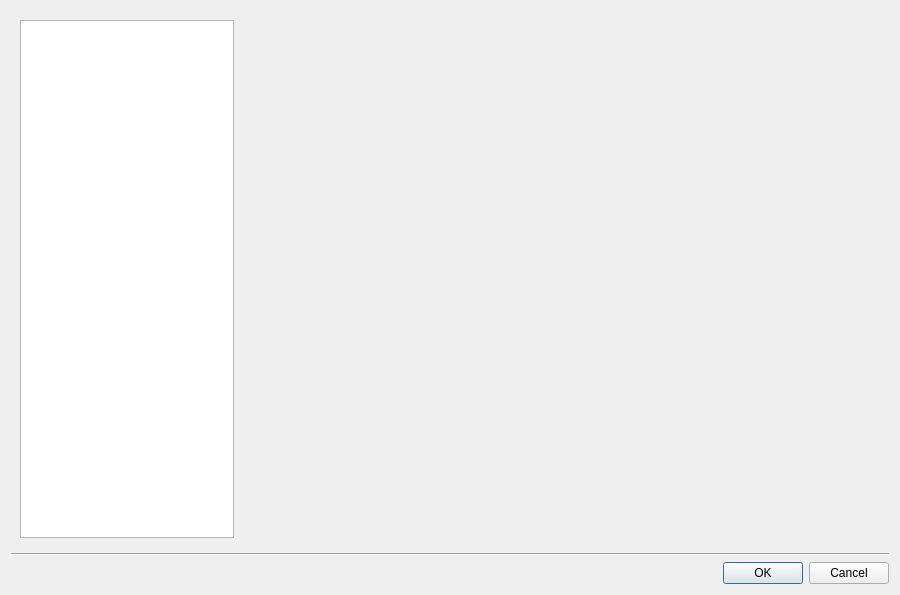
First picture: the form in src/qt/qt_settings.ui, repository 86Box/86Box, before the edit.
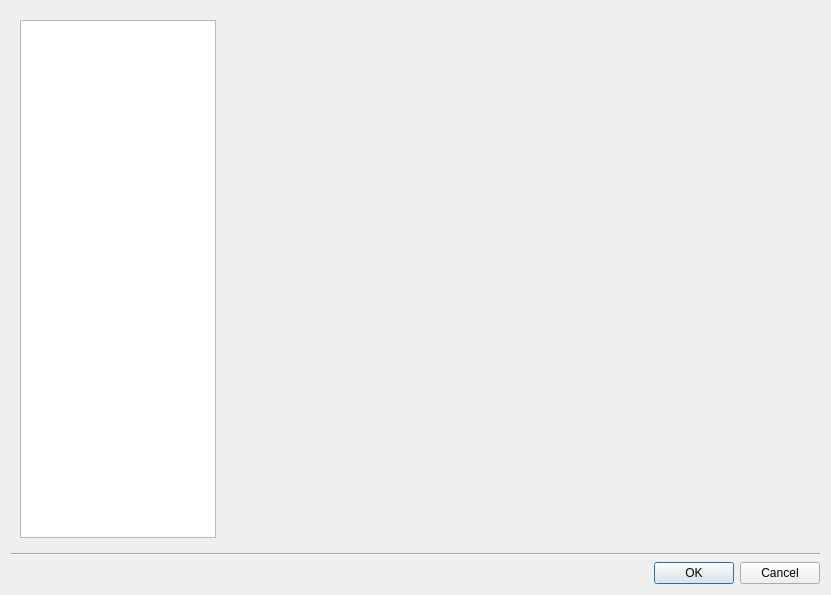
Second picture: the form after the edit.

The edit to the form file:
```diff
--- a/src/qt/qt_settings.ui
+++ b/src/qt/qt_settings.ui
@@ -6,10 +6,22 @@
    <rect>
     <x>0</x>
     <y>0</y>
-    <width>900</width>
+    <width>831</width>
     <height>595</height>
    </rect>
   </property>
+  <property name="minimumSize">
+   <size>
+    <width>831</width>
+    <height>595</height>
+   </size>
+  </property>
+  <property name="maximumSize">
+   <size>
+    <width>831</width>
+    <height>595</height>
+   </size>
+  </property>
   <property name="windowTitle">
    <string>Settings</string>
   </property>
```
